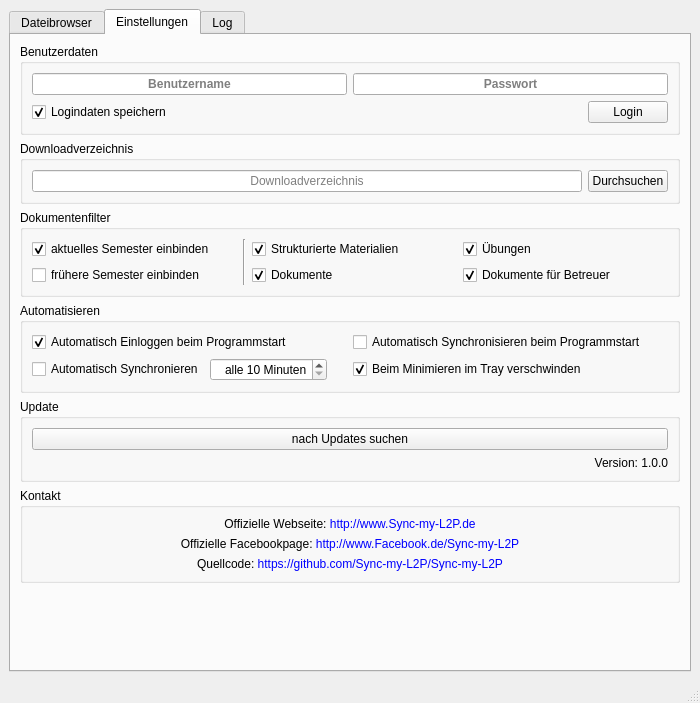
This is mymainwindow.ui in RobertKrajewski/Sync-my-L2P as Qt 5 draws it before an edit. The edited form follows.
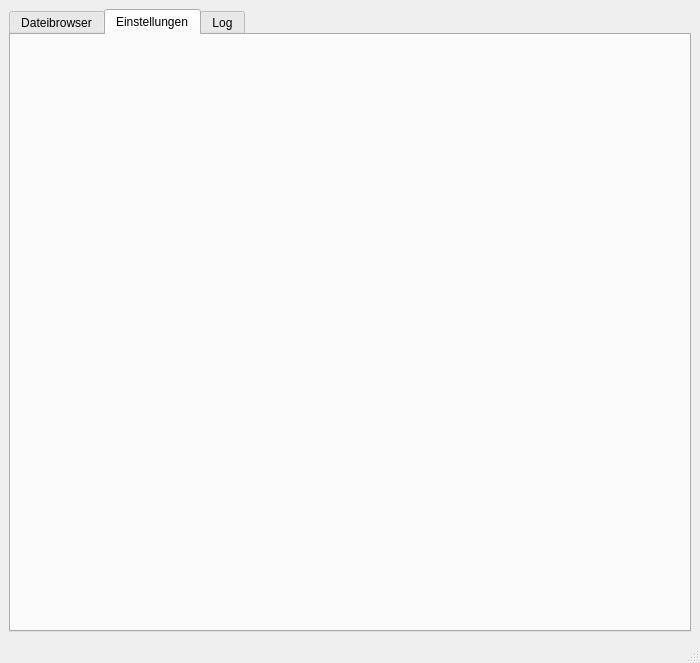
This is the edited form. Icons and pictures are not drawn. Custom widgets are drawn as their Qt base class.

```diff
--- a/mymainwindow.ui
+++ b/mymainwindow.ui
@@ -36,627 +36,30 @@
       <property name="currentIndex">
        <number>1</number>
       </property>
-      <widget class="QWidget" name="browserTab">
+      <widget class="Browser" name="browserTab">
+       <attribute name="icon">
+        <iconset resource="Icons.qrc">
+         <normaloff>:/Icons/Icons/cupboard.png</normaloff>:/Icons/Icons/cupboard.png</iconset>
+       </attribute>
        <attribute name="title">
         <string>Dateibrowser</string>
        </attribute>
-       <layout class="QGridLayout" name="gridLayout_2">
-        <item row="1" column="1">
-         <widget class="QGroupBox" name="dataBox">
-          <property name="sizePolicy">
-           <sizepolicy hsizetype="Preferred" vsizetype="Maximum">
-            <horstretch>0</horstretch>
-            <verstretch>0</verstretch>
-           </sizepolicy>
-          </property>
-          <property name="title">
-           <string>Daten</string>
-          </property>
-          <layout class="QVBoxLayout" name="verticalLayout_4">
-           <item>
-            <widget class="QPushButton" name="refreshPushButton">
-             <property name="text">
-              <string>aktualisieren</string>
-             </property>
-            </widget>
-           </item>
-          </layout>
-         </widget>
-        </item>
-        <item row="5" column="1">
-         <widget class="QGroupBox" name="synchronisationBox">
-          <property name="sizePolicy">
-           <sizepolicy hsizetype="Preferred" vsizetype="Maximum">
-            <horstretch>0</horstretch>
-            <verstretch>0</verstretch>
-           </sizepolicy>
-          </property>
-          <property name="title">
-           <string>Synchronisation</string>
-          </property>
-          <layout class="QVBoxLayout" name="verticalLayout_3">
-           <item>
-            <widget class="QPushButton" name="addSelectionPushButton">
-             <property name="text">
-              <string>Auswahl hinzufügen</string>
-             </property>
-            </widget>
-           </item>
-           <item>
-            <widget class="QPushButton" name="removeSelectionPushButton">
-             <property name="text">
-              <string>Auswahl entfernen</string>
-             </property>
-            </widget>
-           </item>
-           <item>
-            <widget class="QPushButton" name="openDownloadfolderPushButton">
-             <property name="text">
-              <string>Downloadordner öffnen</string>
-             </property>
-            </widget>
-           </item>
-           <item>
-            <widget class="QPushButton" name="syncPushButton">
-             <property name="minimumSize">
-              <size>
-               <width>0</width>
-               <height>50</height>
-              </size>
-             </property>
-             <property name="text">
-              <string>synchronisieren</string>
-             </property>
-             <property name="default">
-              <bool>true</bool>
-             </property>
-            </widget>
-           </item>
-          </layout>
-         </widget>
-        </item>
-        <item row="2" column="1">
-         <widget class="QGroupBox" name="viewBox">
-          <property name="sizePolicy">
-           <sizepolicy hsizetype="Preferred" vsizetype="Maximum">
-            <horstretch>0</horstretch>
-            <verstretch>0</verstretch>
-           </sizepolicy>
-          </property>
-          <property name="title">
-           <string>Darstellung</string>
-          </property>
-          <layout class="QVBoxLayout" name="verticalLayout_5">
-           <item>
-            <widget class="QPushButton" name="showNewDataPushButton">
-             <property name="text">
-              <string>neue Dateien anzeigen</string>
-             </property>
-            </widget>
-           </item>
-           <item>
-            <widget class="QPushButton" name="expandPushButton">
-             <property name="text">
-              <string>alle expandieren</string>
-             </property>
-            </widget>
-           </item>
-           <item>
-            <widget class="QPushButton" name="contractPushButton">
-             <property name="text">
-              <string>alle kontrahieren</string>
-             </property>
-            </widget>
-           </item>
-           <item>
-            <widget class="QCheckBox" name="sizeLimitCheckBox">
-             <property name="text">
-              <string>Dateigrößenfilter</string>
-             </property>
-            </widget>
-           </item>
-           <item>
-            <widget class="QSpinBox" name="sizeLimitSpinBox">
-             <property name="alignment">
-              <set>Qt::AlignRight|Qt::AlignTrailing|Qt::AlignVCenter</set>
-             </property>
-             <property name="accelerated">
-              <bool>true</bool>
-             </property>
-             <property name="suffix">
-              <string> MB</string>
-             </property>
-             <property name="prefix">
-              <string>maximal </string>
-             </property>
-             <property name="minimum">
-              <number>1</number>
-             </property>
-             <property name="maximum">
-              <number>10000</number>
-             </property>
-            </widget>
-           </item>
-           <item>
-            <widget class="QCheckBox" name="dateFilterCheckBox">
-             <property name="text">
-              <string>Datumsfilter</string>
-             </property>
-            </widget>
-           </item>
-           <item>
-            <widget class="QDateEdit" name="minDateEdit">
-             <property name="alignment">
-              <set>Qt::AlignCenter</set>
-             </property>
-             <property name="displayFormat">
-              <string>'ab' dd.MM.yyyy</string>
-             </property>
-             <property name="calendarPopup">
-              <bool>true</bool>
-             </property>
-            </widget>
-           </item>
-           <item>
-            <widget class="QDateEdit" name="maxDateEdit">
-             <property name="alignment">
-              <set>Qt::AlignCenter</set>
-             </property>
-             <property name="accelerated">
-              <bool>true</bool>
-             </property>
-             <property name="displayFormat">
-              <string>'bis' dd.MM.yyyy</string>
-             </property>
-             <property name="calendarPopup">
-              <bool>true</bool>
-             </property>
-            </widget>
-           </item>
-          </layout>
-         </widget>
-        </item>
-        <item row="3" column="1">
-         <widget class="QGroupBox" name="searchBox">
-          <property name="sizePolicy">
-           <sizepolicy hsizetype="Preferred" vsizetype="Maximum">
-            <horstretch>0</horstretch>
-            <verstretch>0</verstretch>
-           </sizepolicy>
-          </property>
-          <property name="title">
-           <string>Suche</string>
-          </property>
-          <layout class="QVBoxLayout" name="verticalLayout_6">
-           <item>
-            <widget class="QLineEdit" name="searchLineEdit">
-             <property name="sizePolicy">
-              <sizepolicy hsizetype="Preferred" vsizetype="Fixed">
-               <horstretch>0</horstretch>
-               <verstretch>0</verstretch>
-              </sizepolicy>
-             </property>
-             <property name="alignment">
-              <set>Qt::AlignCenter</set>
-             </property>
-             <property name="placeholderText">
-              <string>Suchbegriff</string>
-             </property>
-            </widget>
-           </item>
-           <item>
-            <widget class="QPushButton" name="searchPushButton">
-             <property name="text">
-              <string>Suchen</string>
-             </property>
-            </widget>
-           </item>
-          </layout>
-         </widget>
-        </item>
-        <item row="4" column="1">
-         <spacer name="verticalSpacer">
-          <property name="orientation">
-           <enum>Qt::Vertical</enum>
-          </property>
-          <property name="sizeType">
-           <enum>QSizePolicy::MinimumExpanding</enum>
-          </property>
-          <property name="sizeHint" stdset="0">
-           <size>
-            <width>20</width>
-            <height>10</height>
-           </size>
-          </property>
-         </spacer>
-        </item>
-        <item row="1" column="0" rowspan="5">
-         <widget class="QTreeView" name="dataTreeView">
-          <property name="mouseTracking">
-           <bool>true</bool>
-          </property>
-          <property name="contextMenuPolicy">
-           <enum>Qt::CustomContextMenu</enum>
-          </property>
-          <property name="editTriggers">
-           <set>QAbstractItemView::NoEditTriggers</set>
-          </property>
-          <property name="alternatingRowColors">
-           <bool>true</bool>
-          </property>
-          <property name="selectionMode">
-           <enum>QAbstractItemView::ExtendedSelection</enum>
-          </property>
-          <property name="headerHidden">
-           <bool>true</bool>
-          </property>
-         </widget>
-        </item>
-       </layout>
+       <layout class="QGridLayout" name="gridLayout_2"/>
       </widget>
-      <widget class="QWidget" name="optionsTab">
+      <widget class="Options" name="optionsTab">
+       <attribute name="icon">
+        <iconset resource="Icons.qrc">
+         <normaloff>:/Icons/Icons/gear.png</normaloff>:/Icons/Icons/gear.png</iconset>
+       </attribute>
        <attribute name="title">
         <string>Einstellungen</string>
        </attribute>
-       <layout class="QVBoxLayout" name="verticalLayout">
-        <item>
-         <widget class="QGroupBox" name="userDataBox">
-          <property name="title">
-           <string>Benutzerdaten</string>
-          </property>
-          <layout class="QGridLayout" name="gridLayout_3">
-           <item row="1" column="0">
-            <widget class="QCheckBox" name="userDataSaveCheckBox">
-             <property name="text">
-              <string>Logindaten speichern</string>
-             </property>
-             <property name="checked">
-              <bool>true</bool>
-             </property>
-            </widget>
-           </item>
-           <item row="0" column="0">
-            <widget class="QLineEdit" name="userNameLineEdit">
-             <property name="font">
-              <font>
-               <weight>75</weight>
-               <bold>true</bold>
-              </font>
-             </property>
-             <property name="text">
-              <string/>
-             </property>
-             <property name="alignment">
-              <set>Qt::AlignCenter</set>
-             </property>
-             <property name="placeholderText">
-              <string>Benutzername</string>
-             </property>
-            </widget>
-           </item>
-           <item row="0" column="2">
-            <widget class="QLineEdit" name="userPasswordLineEdit">
-             <property name="enabled">
-              <bool>true</bool>
-             </property>
-             <property name="font">
-              <font>
-               <weight>75</weight>
-               <bold>true</bold>
-              </font>
-             </property>
-             <property name="echoMode">
-              <enum>QLineEdit::Password</enum>
-             </property>
-             <property name="alignment">
-              <set>Qt::AlignCenter</set>
-             </property>
-             <property name="placeholderText">
-              <string>Passwort</string>
-             </property>
-            </widget>
-           </item>
-           <item row="1" column="2">
-            <layout class="QHBoxLayout" name="horizontalLayout">
-             <item>
-              <spacer name="horizontalSpacer">
-               <property name="orientation">
-                <enum>Qt::Horizontal</enum>
-               </property>
-               <property name="sizeHint" stdset="0">
-                <size>
-                 <width>40</width>
-                 <height>20</height>
-                </size>
-               </property>
-              </spacer>
-             </item>
-             <item>
-              <widget class="QPushButton" name="loginPushButton">
-               <property name="text">
-                <string>Login</string>
-               </property>
-               <property name="default">
-                <bool>false</bool>
-               </property>
-              </widget>
-             </item>
-            </layout>
-           </item>
-          </layout>
-         </widget>
-        </item>
-        <item>
-         <widget class="QGroupBox" name="downloadFolderBox">
-          <property name="title">
-           <string>Downloadverzeichnis</string>
-          </property>
-          <layout class="QGridLayout" name="gridLayout_5">
-           <item row="0" column="0">
-            <widget class="QLineEdit" name="downloadFolderlineEdit">
-             <property name="alignment">
-              <set>Qt::AlignCenter</set>
-             </property>
-             <property name="placeholderText">
-              <string>Downloadverzeichnis</string>
-             </property>
-            </widget>
-           </item>
-           <item row="0" column="1">
-            <widget class="QPushButton" name="downloadFolderPushButton">
-             <property name="text">
-              <string>Durchsuchen</string>
-             </property>
-            </widget>
-           </item>
-          </layout>
-         </widget>
-        </item>
-        <item>
-         <widget class="QGroupBox" name="filterOptionsBox">
-          <property name="title">
-           <string>Dokumentenfilter</string>
-          </property>
-          <layout class="QGridLayout" name="gridLayout_4">
-           <item row="1" column="2">
-            <widget class="QCheckBox" name="documentsCheckBox">
-             <property name="text">
-              <string>Dokumente</string>
-             </property>
-             <property name="checked">
-              <bool>true</bool>
-             </property>
-            </widget>
-           </item>
-           <item row="0" column="2">
-            <widget class="QCheckBox" name="sharedMaterialsCheckBox">
-             <property name="text">
-              <string>Strukturierte Materialien</string>
-             </property>
-             <property name="checked">
-              <bool>true</bool>
-             </property>
-            </widget>
-           </item>
-           <item row="0" column="0">
-            <widget class="QCheckBox" name="currentSemesterCheckBox">
-             <property name="text">
-              <string>aktuelles Semester einbinden</string>
-             </property>
-             <property name="checked">
-              <bool>true</bool>
-             </property>
-            </widget>
-           </item>
-           <item row="1" column="0">
-            <widget class="QCheckBox" name="oldSemesterCheckBox">
-             <property name="text">
-              <string>frühere Semester einbinden</string>
-             </property>
-            </widget>
-           </item>
-           <item row="1" column="3">
-            <widget class="QCheckBox" name="tutorDocumentsCheckBox">
-             <property name="text">
-              <string>Dokumente für Betreuer</string>
-             </property>
-             <property name="checked">
-              <bool>true</bool>
-             </property>
-            </widget>
-           </item>
-           <item row="0" column="1" rowspan="2">
-            <widget class="Line" name="line">
-             <property name="orientation">
-              <enum>Qt::Vertical</enum>
-             </property>
-            </widget>
-           </item>
-           <item row="0" column="3">
-            <widget class="QCheckBox" name="exercisesCheckBox">
-             <property name="text">
-              <string>Übungen</string>
-             </property>
-             <property name="checked">
-              <bool>true</bool>
-             </property>
-            </widget>
-           </item>
-          </layout>
-         </widget>
-        </item>
-        <item>
-         <widget class="QGroupBox" name="automatisationBox">
-          <property name="title">
-           <string>Automatisieren</string>
-          </property>
-          <layout class="QGridLayout" name="gridLayout_7">
-           <item row="0" column="0">
-            <widget class="QCheckBox" name="autoLoginOnStartCheckBox">
-             <property name="text">
-              <string>Automatisch Einloggen beim Programmstart</string>
-             </property>
-             <property name="checked">
-              <bool>true</bool>
-             </property>
-            </widget>
-           </item>
-           <item row="0" column="2">
-            <widget class="QCheckBox" name="autoSyncOnStartCheckBox">
-             <property name="text">
-              <string>Automatisch Synchronisieren beim Programmstart</string>
-             </property>
-            </widget>
-           </item>
-           <item row="2" column="2">
-            <widget class="QCheckBox" name="minimizeInTrayCheckBox">
-             <property name="text">
-              <string>Beim Minimieren im Tray verschwinden</string>
-             </property>
-             <property name="checked">
-              <bool>true</bool>
-             </property>
-            </widget>
-           </item>
-           <item row="2" column="0">
-            <layout class="QHBoxLayout" name="horizontalLayout_3">
-             <item>
-              <widget class="QCheckBox" name="autoBackgroundSyncCheckBox">
-               <property name="sizePolicy">
-                <sizepolicy hsizetype="Maximum" vsizetype="Fixed">
-                 <horstretch>0</horstretch>
-                 <verstretch>0</verstretch>
-                </sizepolicy>
-               </property>
-               <property name="text">
-                <string>Automatisch Synchronieren</string>
-               </property>
-              </widget>
-             </item>
-             <item>
-              <widget class="QSpinBox" name="autoBackgroundSyncSpinBox">
-               <property name="alignment">
-                <set>Qt::AlignRight|Qt::AlignTrailing|Qt::AlignVCenter</set>
-               </property>
-               <property name="accelerated">
-                <bool>true</bool>
-               </property>
-               <property name="suffix">
-                <string> Minuten</string>
-               </property>
-               <property name="prefix">
-                <string>alle </string>
-               </property>
-               <property name="minimum">
-                <number>10</number>
-               </property>
-               <property name="maximum">
-                <number>999</number>
-               </property>
-              </widget>
-             </item>
-             <item>
-              <spacer name="horizontalSpacer_2">
-               <property name="orientation">
-                <enum>Qt::Horizontal</enum>
-               </property>
-               <property name="sizeType">
-                <enum>QSizePolicy::Preferred</enum>
-               </property>
-               <property name="sizeHint" stdset="0">
-                <size>
-                 <width>20</width>
-                 <height>20</height>
-                </size>
-               </property>
-              </spacer>
-             </item>
-            </layout>
-           </item>
-          </layout>
-         </widget>
-        </item>
-        <item>
-         <widget class="QGroupBox" name="updateBox">
-          <property name="title">
-           <string>Update</string>
-          </property>
-          <layout class="QGridLayout" name="gridLayout_6">
-           <item row="1" column="0">
-            <widget class="QPushButton" name="updatePushButton">
-             <property name="text">
-              <string>nach Updates suchen</string>
-             </property>
-            </widget>
-           </item>
-           <item row="2" column="0">
-            <widget class="QLabel" name="versionNumberLabel">
-             <property name="text">
-              <string>Version: 1.0.0</string>
-             </property>
-             <property name="alignment">
-              <set>Qt::AlignRight|Qt::AlignTrailing|Qt::AlignVCenter</set>
-             </property>
-            </widget>
-           </item>
-          </layout>
-         </widget>
-        </item>
-        <item>
-         <widget class="QGroupBox" name="groupBox">
-          <property name="title">
-           <string>Kontakt</string>
-          </property>
-          <layout class="QVBoxLayout" name="verticalLayout_7">
-           <item>
-            <widget class="QLabel" name="label">
-             <property name="text">
-              <string>Offizielle Webseite: &lt;html&gt; &lt;a style = 'text-decoration:none'href ='link'&gt;http://www.Sync-my-L2P.de&lt;/a&gt;&lt;/html&gt;</string>
-             </property>
-             <property name="alignment">
-              <set>Qt::AlignCenter</set>
-             </property>
-            </widget>
-           </item>
-           <item>
-            <widget class="QLabel" name="label_2">
-             <property name="text">
-              <string>Offizielle Facebookpage: &lt;html&gt; &lt;a style = 'text-decoration:none'href ='link'&gt;http://www.Facebook.de/Sync-my-L2P&lt;/a&gt;&lt;/html&gt;</string>
-             </property>
-             <property name="alignment">
-              <set>Qt::AlignCenter</set>
-             </property>
-            </widget>
-           </item>
-           <item>
-            <widget class="QLabel" name="label_3">
-             <property name="text">
-              <string>Quellcode: &lt;html&gt; &lt;a style = 'text-decoration:none'href ='link'&gt;https://github.com/Sync-my-L2P/Sync-my-L2P&lt;/a&gt;&lt;/html&gt;</string>
-             </property>
-             <property name="alignment">
-              <set>Qt::AlignCenter</set>
-             </property>
-            </widget>
-           </item>
-          </layout>
-         </widget>
-        </item>
-        <item>
-         <spacer name="verticalSpacer_2">
-          <property name="orientation">
-           <enum>Qt::Vertical</enum>
-          </property>
-          <property name="sizeHint" stdset="0">
-           <size>
-            <width>20</width>
-            <height>40</height>
-           </size>
-          </property>
-         </spacer>
-        </item>
-       </layout>
+       <layout class="QVBoxLayout" name="verticalLayout"/>
       </widget>
       <widget class="QWidget" name="logTab">
+       <property name="enabled">
+        <bool>false</bool>
+       </property>
        <attribute name="title">
         <string>Log</string>
        </attribute>
@@ -672,6 +75,20 @@
   </widget>
   <widget class="QStatusBar" name="statusBar"/>
  </widget>
+ <customwidgets>
+  <customwidget>
+   <class>Browser</class>
+   <extends>QWidget</extends>
+   <header>browser.h</header>
+   <container>1</container>
+  </customwidget>
+  <customwidget>
+   <class>Options</class>
+   <extends>QWidget</extends>
+   <header>options.h</header>
+   <container>1</container>
+  </customwidget>
+ </customwidgets>
  <resources>
   <include location="Icons.qrc"/>
  </resources>
```
